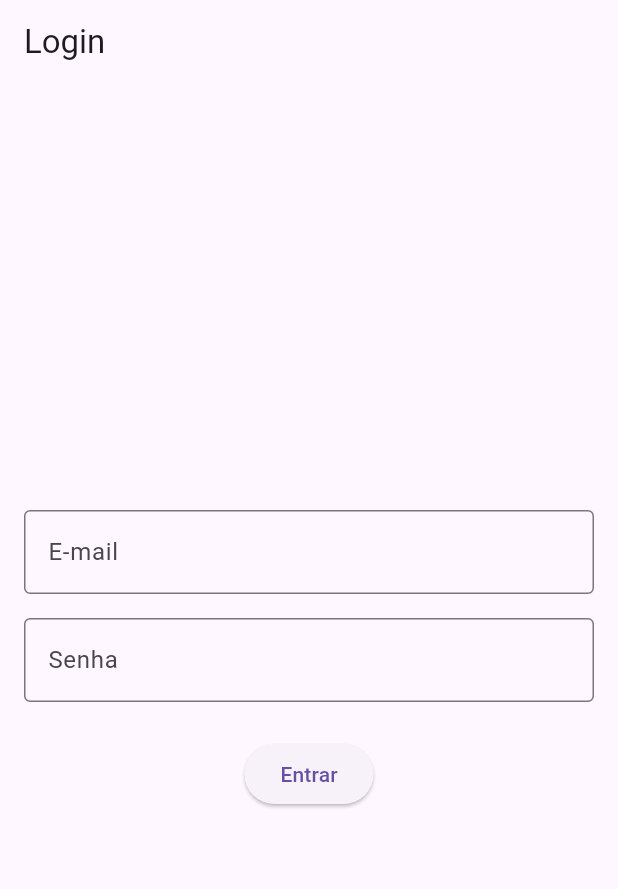
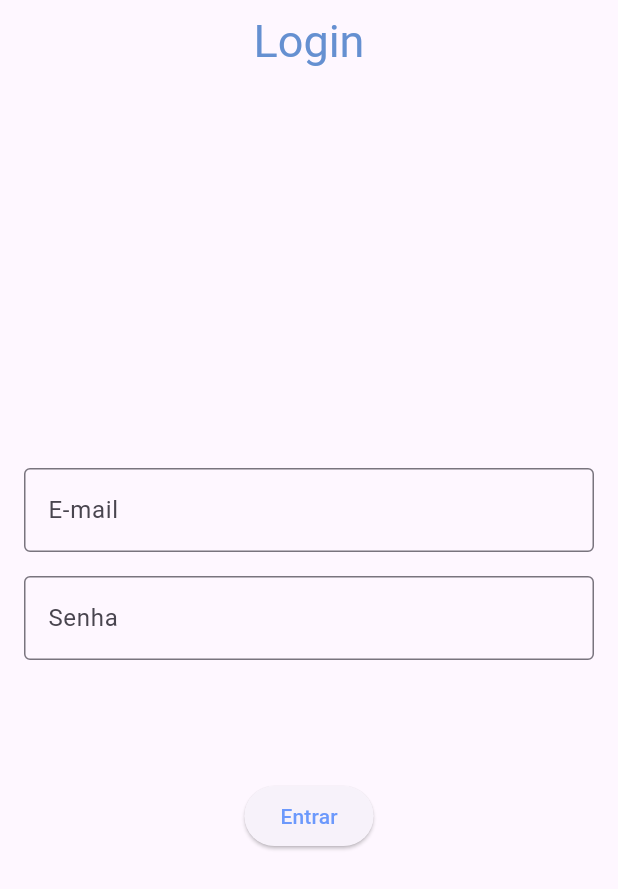
Before and after one commit to Jackeline00/ProjPraticas-SimpleCash, a Flutter app: the screen it shows after launch, on a phone screen of 412 x 824 dp. Shown: the top 889 px of the screen. Run offline on Flutter 3.47's test engine with Material 3 defaults, Android fonts, the phone set to English and light mode, and no system bars.

Commit message:
centralização e mudanças visuais na tela de login

```diff
--- a/flutter/lib/screens/login.dart
+++ b/flutter/lib/screens/login.dart
@@ -39,19 +39,31 @@ class _LoginScreen extends State<Login> {
   @override
   Widget build(BuildContext context) { /// início da criação da tela
     return Scaffold( // layout base da tela
-      appBar: AppBar(title: const Text("Login")), // título principal
+      appBar: AppBar(
+        centerTitle: true, /// deixa o título centralizado
+        title: const Text(
+          "Login",
+          style: TextStyle( /// estilo do título Login
+            color: Color.fromARGB(255, 101, 144, 209),
+            fontSize: 30
+        ),
+      )), // título principal
       body: Padding(
         padding: const EdgeInsets.all(16.0),
-        child: Form(
+        child: Center(child:
+          Form(
           key: _formKey,
           child: Column(
             mainAxisAlignment: MainAxisAlignment.center,
             children: [
-              TextFormField(
+              SizedBox(
+                width: 400,
+                child: TextFormField(
                 controller: _emailController, /// pega o valor digitado
                 decoration: const InputDecoration(
                   labelText: "E-mail",
                   border: OutlineInputBorder(),
+
                 ),
                 validator: (value) { /// valida o email
                   if (value == null || value.isEmpty) { /// verifica se ele foi digitado corretamente
@@ -59,9 +71,14 @@ class _LoginScreen extends State<Login> {
                   }
                   return null;
                 },
+                )
               ),
+
               const SizedBox(height: 16),
-              TextFormField(
+
+              SizedBox(
+                width: 400,
+                child: TextFormField(
                 controller: _senhaController, /// pega a senha digitada
                 decoration: const InputDecoration(
                   labelText: "Senha",
@@ -74,14 +91,21 @@ class _LoginScreen extends State<Login> {
                   }
                   return null;
                 },
+                )
               ),
-              const SizedBox(height: 24),
+
+              const SizedBox(height: 80),
               ElevatedButton(
                 onPressed: _login, /// botão chama a função _login ao ser precionado
-                child: const Text("Entrar"),
+                child: const Text(
+                  "Entrar",
+                  style: TextStyle(color: Color.fromARGB(255, 108, 153, 252)),
+                ),
+
               ),
             ],
           ),
+          )
         ),
       ),
     );
```
